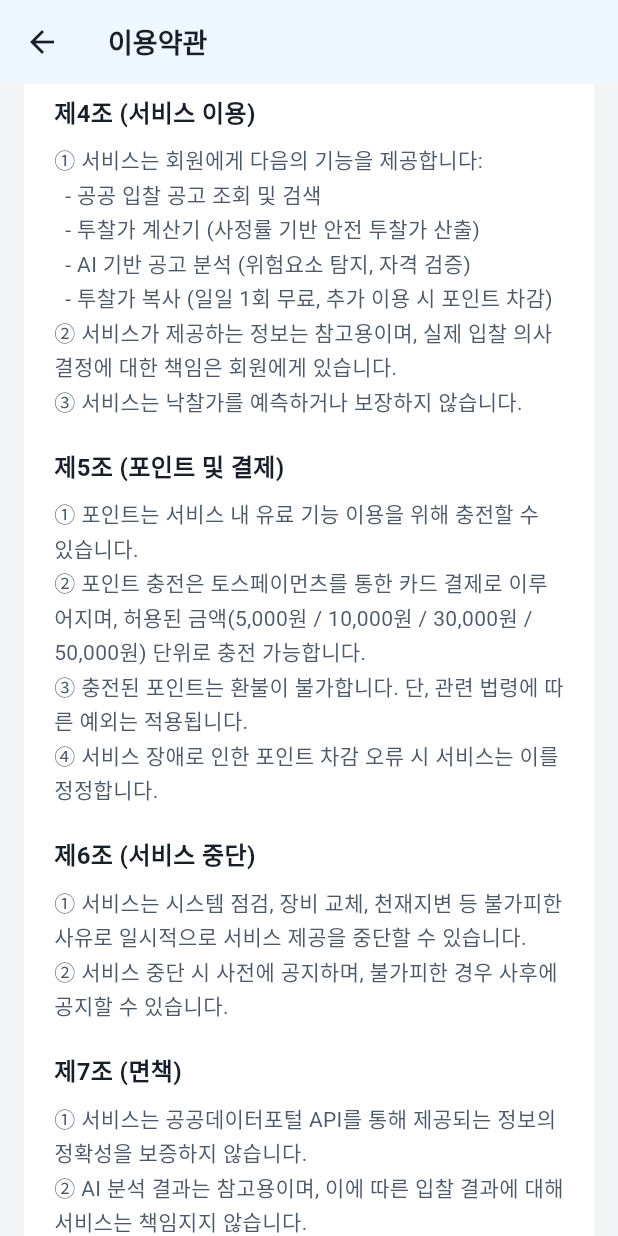
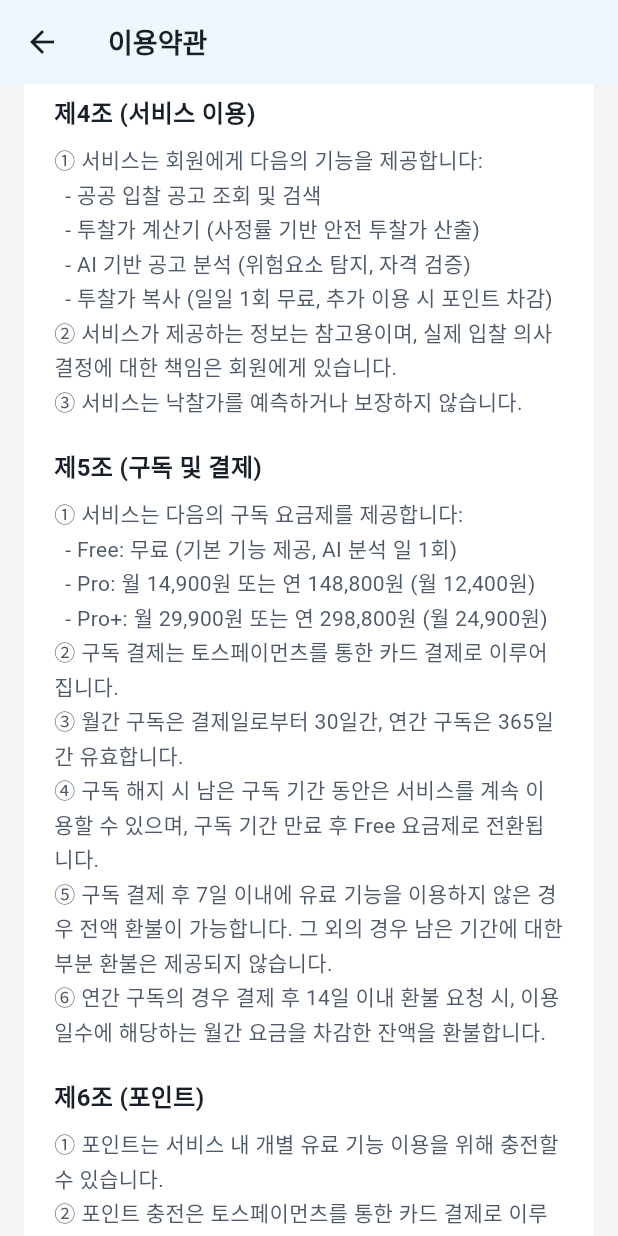
Before and after one commit to hosicompany/Bideasy, a Flutter app: the TermsScreen screen opened directly, scrolled down 576 dp, on a phone screen of 412 x 824 dp. Run offline on Flutter 3.47's test engine with Material 3 defaults, Android fonts, the phone set to English and light mode, and no system bars; our stand-ins replace flutter_riverpod, sentry_flutter, shared_preferences; missing offline and left inert: dart:html, dart:js_interop; accounts and stored records are empty; Roboto replaces fonts that are missing (Pretendard).

Commit message:
docs: Add subscription billing and refund policy to terms
- Add article 5 covering Pro/Pro+ subscription tiers, pricing, and billing
- Add subscription cancellation and refund policy (7-day/14-day rules)
- Separate points into article 6, renumber remaining articles (7-9)

Co-Authored-By: Claude Opus 4.6 <noreply@anthropic.com>

```diff
--- a/frontend/lib/screens/terms_screen.dart
+++ b/frontend/lib/screens/terms_screen.dart
@@ -65,30 +65,46 @@ class TermsScreen extends StatelessWidget {
                 '③ 서비스는 낙찰가를 예측하거나 보장하지 않습니다.',
               ),
               SizedBox(height: 20),
-              _SectionTitle('제5조 (포인트 및 결제)'),
+              _SectionTitle('제5조 (구독 및 결제)'),
               _SectionBody(
-                '① 포인트는 서비스 내 유료 기능 이용을 위해 충전할 수 있습니다.\n'
+                '① 서비스는 다음의 구독 요금제를 제공합니다:\n'
+                '  - Free: 무료 (기본 기능 제공, AI 분석 일 1회)\n'
+                '  - Pro: 월 14,900원 또는 연 148,800원 (월 12,400원)\n'
+                '  - Pro+: 월 29,900원 또는 연 298,800원 (월 24,900원)\n'
+                '② 구독 결제는 토스페이먼츠를 통한 카드 결제로 이루어집니다.\n'
+                '③ 월간 구독은 결제일로부터 30일간, 연간 구독은 365일간 유효합니다.\n'
+                '④ 구독 해지 시 남은 구독 기간 동안은 서비스를 계속 이용할 수 있으며, '
+                '구독 기간 만료 후 Free 요금제로 전환됩니다.\n'
+                '⑤ 구독 결제 후 7일 이내에 유료 기능을 이용하지 않은 경우 전액 환불이 가능합니다. '
+                '그 외의 경우 남은 기간에 대한 부분 환불은 제공되지 않습니다.\n'
+                '⑥ 연간 구독의 경우 결제 후 14일 이내 환불 요청 시, '
+                '이용 일수에 해당하는 월간 요금을 차감한 잔액을 환불합니다.',
+              ),
+              SizedBox(height: 20),
+              _SectionTitle('제6조 (포인트)'),
+              _SectionBody(
+                '① 포인트는 서비스 내 개별 유료 기능 이용을 위해 충전할 수 있습니다.\n'
                 '② 포인트 충전은 토스페이먼츠를 통한 카드 결제로 이루어지며, '
                 '허용된 금액(5,000원 / 10,000원 / 30,000원 / 50,000원) 단위로 충전 가능합니다.\n'
                 '③ 충전된 포인트는 환불이 불가합니다. 단, 관련 법령에 따른 예외는 적용됩니다.\n'
                 '④ 서비스 장애로 인한 포인트 차감 오류 시 서비스는 이를 정정합니다.',
               ),
               SizedBox(height: 20),
-              _SectionTitle('제6조 (서비스 중단)'),
+              _SectionTitle('제7조 (서비스 중단)'),
               _SectionBody(
                 '① 서비스는 시스템 점검, 장비 교체, 천재지변 등 불가피한 사유로 '
                 '일시적으로 서비스 제공을 중단할 수 있습니다.\n'
                 '② 서비스 중단 시 사전에 공지하며, 불가피한 경우 사후에 공지할 수 있습니다.',
               ),
               SizedBox(height: 20),
-              _SectionTitle('제7조 (면책)'),
+              _SectionTitle('제8조 (면책)'),
               _SectionBody(
                 '① 서비스는 공공데이터포털 API를 통해 제공되는 정보의 정확성을 보증하지 않습니다.\n'
                 '② AI 분석 결과는 참고용이며, 이에 따른 입찰 결과에 대해 서비스는 책임지지 않습니다.\n'
                 '③ 회원의 귀책사유로 인한 서비스 이용 장애에 대해 서비스는 책임지지 않습니다.',
               ),
               SizedBox(height: 20),
-              _SectionTitle('제8조 (분쟁해결)'),
+              _SectionTitle('제9조 (분쟁해결)'),
               _SectionBody(
                 '① 서비스와 회원 간에 발생한 분쟁에 관한 소송은 민사소송법상의 '
                 '관할법원에 제기합니다.\n'
```
